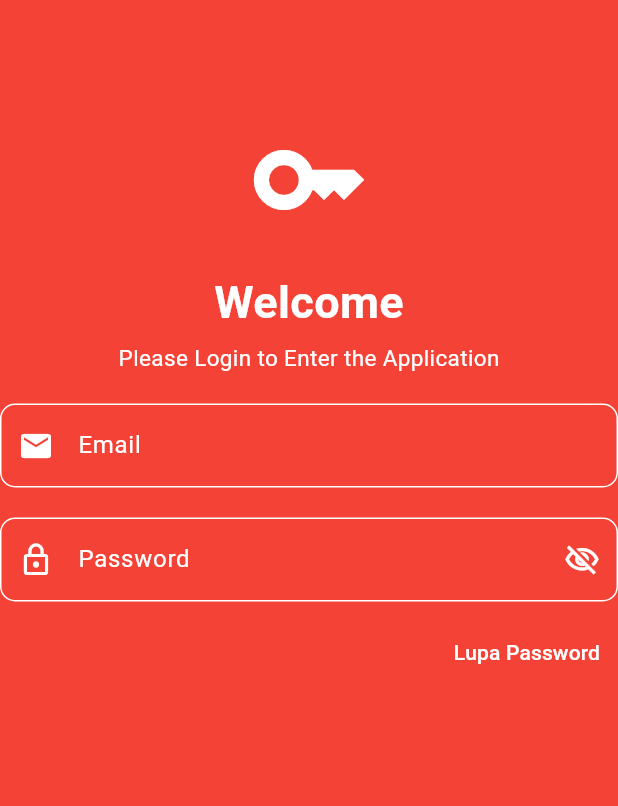
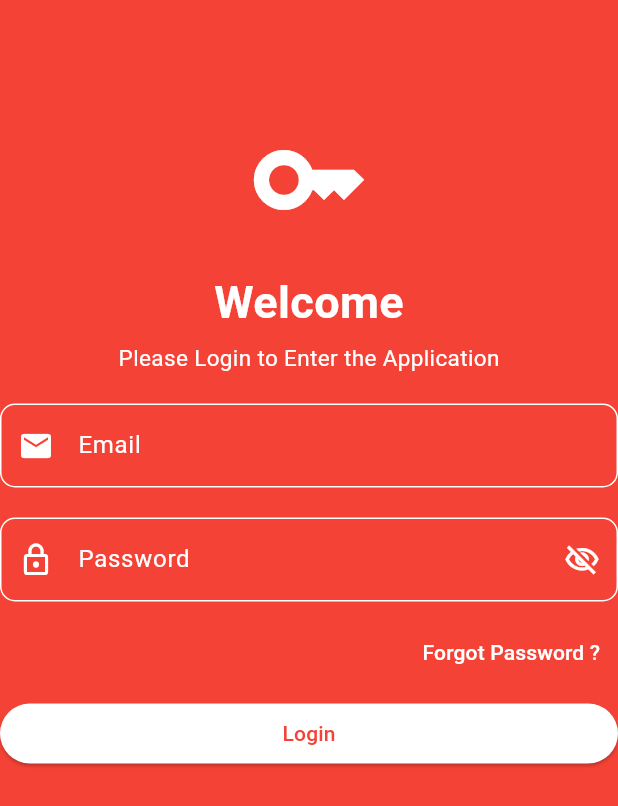
Before and after one commit to RIOKOWI/KB1179_1123150059_uts, a Flutter app: the Login screen opened directly, on a phone screen of 412 x 824 dp. Shown: the top 806 px of the screen. Run offline on Flutter 3.47's test engine with Material 3 defaults, Android fonts, the phone set to English and light mode, and no system bars.

Commit message:
buat button login

```diff
--- a/lib/login/login.dart
+++ b/lib/login/login.dart
@@ -119,9 +119,28 @@ class Login extends StatelessWidget {
                     alignment: Alignment.centerRight,
                     child: TextButton(
                         onPressed: () {},
-                        child: Text('Lupa Password',
+                        child: Text('Forgot Password ?',
                         style: TextStyle(
                           color: Colors.white
+                        ),
+                      ),
+                    ),
+                  ),
+                  SizedBox(height: 10,),
+                  Container(
+                    child: SizedBox(
+                      height: 40,
+                      width: double.infinity,
+                      child: ElevatedButton(
+                        onPressed: (){
+                        },
+                        style: ElevatedButton.styleFrom(
+                          backgroundColor: Colors.white,
+                        ),
+                        child: Text('Login',
+                        style: TextStyle(
+                          color: Colors.red
+                        ),
                         ),
                       ),
                     ),
```
